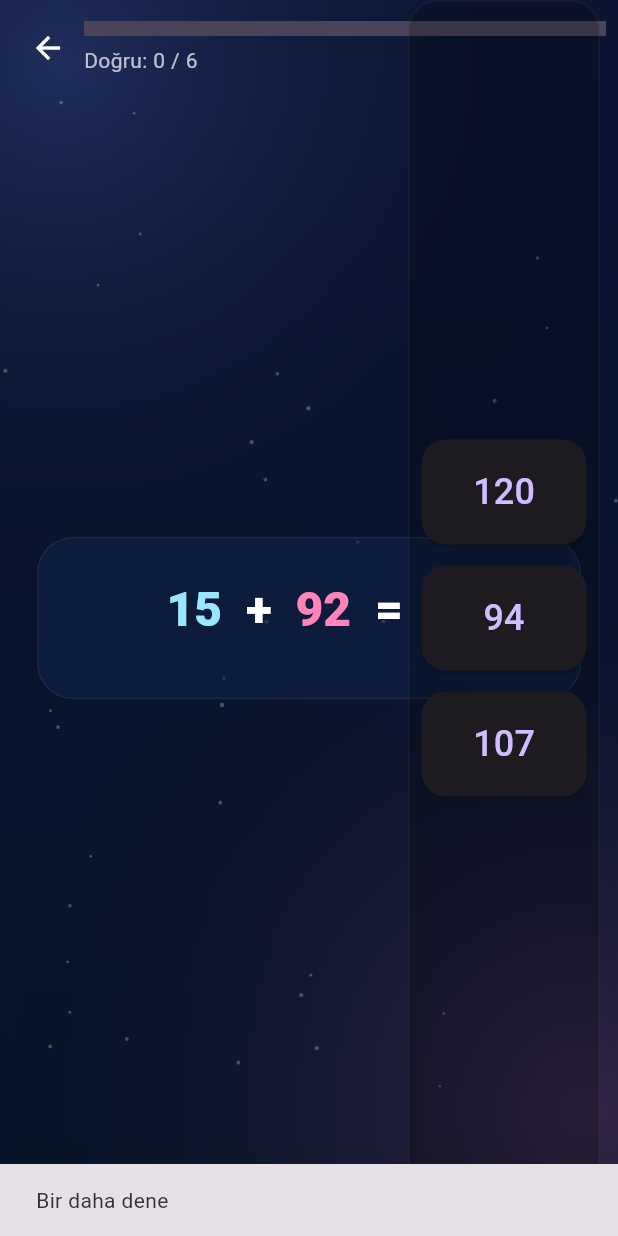
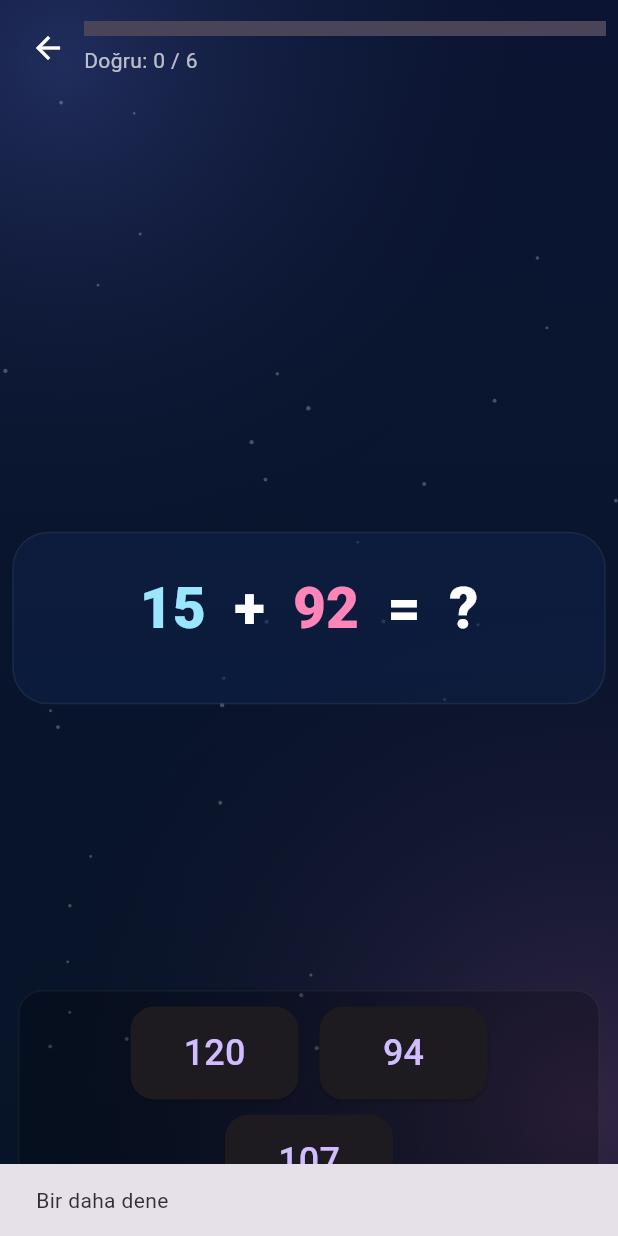
Before and after one commit to motivolog/galaxy-game, a Flutter app: the AdditionLevelPage screen opened directly with empty values, after a tap on "120", on a phone screen of 412 x 824 dp. Run offline on Flutter 3.47's test engine with Material 3 defaults, Android fonts, the phone set to English and light mode, and no system bars; our stand-ins replace audioplayers, flutter_tts, lottie, shared_preferences; missing offline and left inert: flame, flame_lottie; accounts and stored records are empty.

Commit message:
tablet-telefon uyumu yapıldı

```diff
--- a/lib/screens/math_planet/level1_addition/addition_page.dart
+++ b/lib/screens/math_planet/level1_addition/addition_page.dart
@@ -114,10 +114,42 @@ class _AdditionLevelPageState extends State<AdditionLevelPage> {
     await showDialog(
       context: context,
       barrierDismissible: false,
-      builder: (_) => const AlertDialog(
-        title: Text('Tebrikler!'),
-        content: Text('Toplama seviyesini tamamladın.'),
+      builder: (dialogCtx) {
+        final size = MediaQuery.of(dialogCtx).size;
+        final isTablet = size.shortestSide >= 600;
+        return AlertDialog(
+          shape: RoundedRectangleBorder(borderRadius: BorderRadius.circular(24)),
+          title: Text(
+            'Tebrikler!',
+            style: TextStyle(fontSize: isTablet ? 28 : 22, fontWeight: FontWeight.w700),
           ),
+          content: Text(
+            'Toplama seviyesini tamamladın.',
+            style: TextStyle(fontSize: isTablet ? 20 : 16),
+          ),
+          actionsPadding: EdgeInsets.only(
+            left: isTablet ? 24 : 16,
+            right: isTablet ? 24 : 16,
+            bottom: isTablet ? 20 : 12,
+          ),
+          actions: [
+            SizedBox(
+              width: double.infinity,
+              child: ElevatedButton(
+                onPressed: () => Navigator.of(dialogCtx).pop(),
+                style: ElevatedButton.styleFrom(
+                  minimumSize: Size(double.infinity, isTablet ? 60 : 48),
+                  shape: RoundedRectangleBorder(borderRadius: BorderRadius.circular(14)),
+                ),
+                child: Text(
+                  'Seviye ekranına dön',
+                  style: TextStyle(fontSize: isTablet ? 20 : 16),
+                ),
+              ),
+            ),
+          ],
+        );
+      },
     );
 
     if (!mounted) return;
@@ -129,7 +161,7 @@ class _AdditionLevelPageState extends State<AdditionLevelPage> {
     final size = MediaQuery.of(context).size;
     final shortest = size.shortestSide;
     final isTablet = shortest >= 600;
-    final titleFs = isTablet ? 44.0 : (size.width < 600 ? 32.0 : 36.0);
+    final titleFs = isTablet ? 56.0 : (size.width < 360 ? 30.0 : 38.0);
 
     return Scaffold(
       body: SafeArea(
@@ -172,7 +204,7 @@ class _AdditionLevelPageState extends State<AdditionLevelPage> {
             Align(
               alignment: Alignment.center,
               child: Container(
-                width: size.width * (isTablet ? 0.8 : 0.88),
+                width: size.width * (isTablet ? 0.92 : 0.96),
                 padding: EdgeInsets.all(isTablet ? 20 : 16),
                 decoration: BoxDecoration(
                   color: const Color(0xFF0E2148).withOpacity(0.55),
@@ -211,7 +243,9 @@ class _AdditionLevelPageState extends State<AdditionLevelPage> {
                             child: ObjectPanel(
                               count: q.a,
                               asset: _leftAsset,
-                              maxTargetSize: isTablet ? widget.objectSize * 1.2 : widget.objectSize,
+                              maxTargetSize: isTablet
+                                  ? widget.objectSize * 1.8
+                                  : widget.objectSize * 1.1,
                               semantic: 'Birinci sayı ${q.a}',
                               pulse: pulseHint,
                             ),
@@ -221,7 +255,9 @@ class _AdditionLevelPageState extends State<AdditionLevelPage> {
                             child: ObjectPanel(
                               count: q.b,
                               asset: _rightAsset,
-                              maxTargetSize: isTablet ? widget.objectSize * 1.2 : widget.objectSize,
+                              maxTargetSize: isTablet
+                                  ? widget.objectSize * 1.8
+                                  : widget.objectSize * 1.1,
                               semantic: 'İkinci sayı ${q.b}',
                               pulse: pulseHint,
                             ),
@@ -238,27 +274,34 @@ class _AdditionLevelPageState extends State<AdditionLevelPage> {
             ),
 
             Positioned(
-              right: 12, top: 0, bottom: 0,
+              left: 0,
+              right: 0,
+              bottom: 0,
               child: SafeArea(
+                minimum: const EdgeInsets.only(bottom: 8, left: 12, right: 12),
                 child: LayoutBuilder(
                   builder: (_, cons) {
-                    final colH = cons.maxHeight;
-                    final btnH = isTablet ? 88.0 : (colH < 260 ? 56.0 : 70.0);
-                    final btnW = isTablet ? 130.0 : (colH < 260 ? 96.0 : 110.0);
-                    final spacing = isTablet ? 16.0 : (colH < 260 ? 8.0 : 14.0);
-                    final fs = isTablet ? 28.0 : (colH < 260 ? 20.0 : 24.0);
+                    final btnH = isTablet ? 90.0 : (size.width < 360 ? 52.0 : 62.0);
+                    final btnW = isTablet ? 160.0 : (size.width < 360 ? 90.0 : 112.0);
+                    final spacing = isTablet ? 20.0 : 14.0;
+                    final fs = isTablet ? 32.0 : 24.0;
 
-                    return Container(
-                      padding: const EdgeInsets.all(8),
+                    return ConstrainedBox(
+                      constraints: BoxConstraints(maxWidth: size.width),
+                      child: Container(
+                        width: double.infinity,
+                        padding: const EdgeInsets.symmetric(horizontal: 12, vertical: 10),
                         decoration: BoxDecoration(
-                        color: Colors.black.withOpacity(0.22),
-                        borderRadius: BorderRadius.circular(20),
+                          color: Colors.black.withOpacity(0.24),
+                          borderRadius: BorderRadius.circular(16),
                           border: Border.all(color: Colors.white.withOpacity(0.05)),
                         ),
-                      child: Column(
-                        mainAxisAlignment: MainAxisAlignment.center,
+                        child: Wrap(
+                          alignment: WrapAlignment.center,
+                          spacing: spacing,
+                          runSpacing: 10,
                           children: [
-                          for (int idx = 0; idx < q.options.length; idx++) ...[
+                            for (int idx = 0; idx < q.options.length; idx++)
                               SizedBox(
                                 width: btnW,
                                 height: btnH,
@@ -272,9 +315,8 @@ class _AdditionLevelPageState extends State<AdditionLevelPage> {
                                   child: Text('${q.options[idx]}', style: TextStyle(fontSize: fs)),
                                 ),
                               ),
-                            if (idx != q.options.length - 1) SizedBox(height: spacing),
                           ],
-                        ],
+                        ),
                       ),
                     );
                   },
```
Lines whose indentation alone changed are shown as unchanged.
